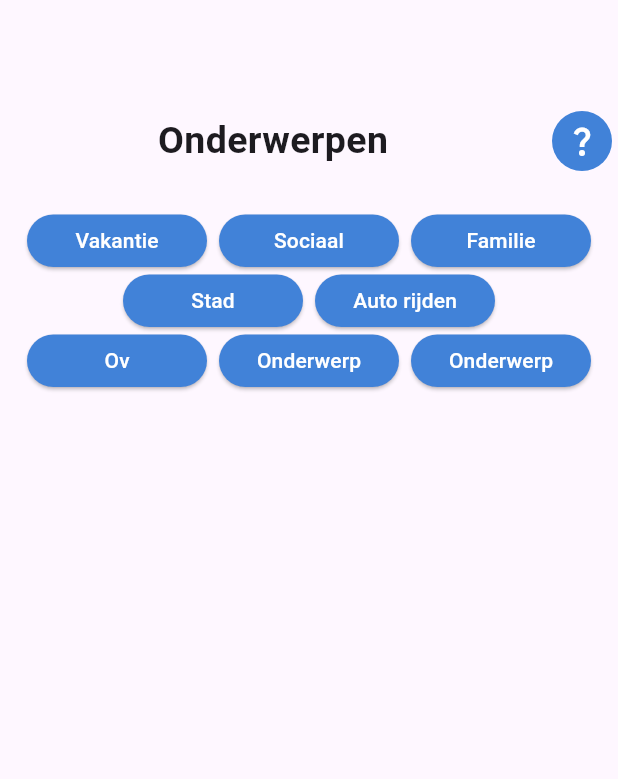
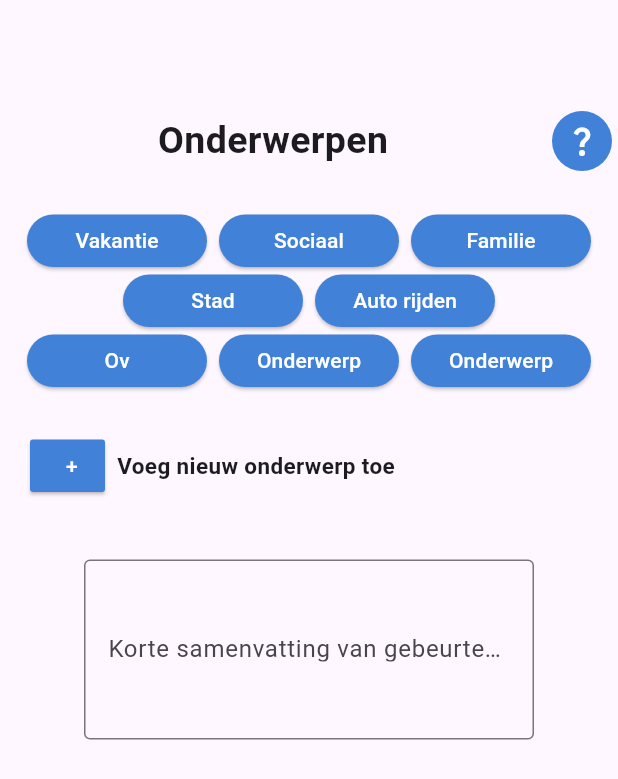
Before and after one commit to brentvanmalsen/industry-project, a Flutter app: the screen it shows after launch, after a tap on "Onderwerpen screen", on a phone screen of 412 x 824 dp. Shown: the top 779 px of the screen. Run offline on Flutter 3.47's test engine with Material 3 defaults, Android fonts, the phone set to English and light mode, and no system bars.

Commit message:
Added extra button and TextField

```diff
--- a/lib/main.dart
+++ b/lib/main.dart
@@ -1,5 +1,4 @@
 import 'package:flutter/material.dart';
-import 'package:industry_project/home.dart';
 import 'package:industry_project/onderwerp.dart';
 
 void main() {
--- a/lib/onderwerp.dart
+++ b/lib/onderwerp.dart
@@ -46,7 +46,7 @@ class _OnderwerpPageState extends State<OnderwerpPage> {
                     child: IconButton(
                       style: ButtonStyle(
                         backgroundColor: MaterialStateProperty.all(
-                          Color.fromARGB(255, 65, 130, 216),
+                          const Color.fromARGB(255, 65, 130, 216),
                         ),
                       ),
                       onPressed: () {},
@@ -97,6 +97,71 @@ class _OnderwerpPageState extends State<OnderwerpPage> {
                       buildButton(7, 'Onderwerp'),
                     ],
                   ),
+                  const SizedBox(height: 35),
+                  // Third row with 3 buttons
+                  Row(
+                    mainAxisAlignment: MainAxisAlignment.start,
+                    children: <Widget>[
+                      const SizedBox(width: 20),
+                      // Button
+                      SizedBox(
+                        width: 50,
+                        height: 35,
+                        child: ElevatedButton(
+                          style: ButtonStyle(
+                              backgroundColor: WidgetStateProperty.all(
+                                const Color.fromARGB(255, 65, 130, 216),
+                              ),
+                              shape: WidgetStateProperty.all(
+                                  RoundedRectangleBorder(
+                                      borderRadius: BorderRadius.circular(2)))),
+                          onPressed: () {
+                            Navigator.push(
+                              context,
+                              MaterialPageRoute(
+                                builder: (context) => const OnderwerpPage(),
+                              ),
+                            );
+                          },
+                          child: const Text(
+                            '+',
+                            style: TextStyle(
+                              color: Color.fromARGB(255, 255, 255, 255),
+                            ),
+                          ),
+                          // Text
+                        ),
+                      ),
+                      const SizedBox(width: 8),
+                      // Text
+                      const Text(
+                        'Voeg nieuw onderwerp toe',
+                        style: TextStyle(
+                          fontSize: 15,
+                          fontFamily: 'Roboto',
+                          fontWeight: FontWeight.bold,
+                        ),
+                      ),
+                    ],
+                  ),
+                  const SizedBox(height: 45),
+                  // Textfield
+                  const SizedBox(
+                      width: 300,
+                      height: 120,
+                      child: Column(
+                        children: <Widget>[
+                          Expanded(
+                            child: TextField(
+                              maxLines: 10,
+                              decoration: InputDecoration(
+                                border: OutlineInputBorder(),
+                                labelText: 'Korte samenvatting van gebeurtenis',
+                              ),
+                            ),
+                          ),
+                        ],
+                      )),
                 ],
               ),
             ),
```
